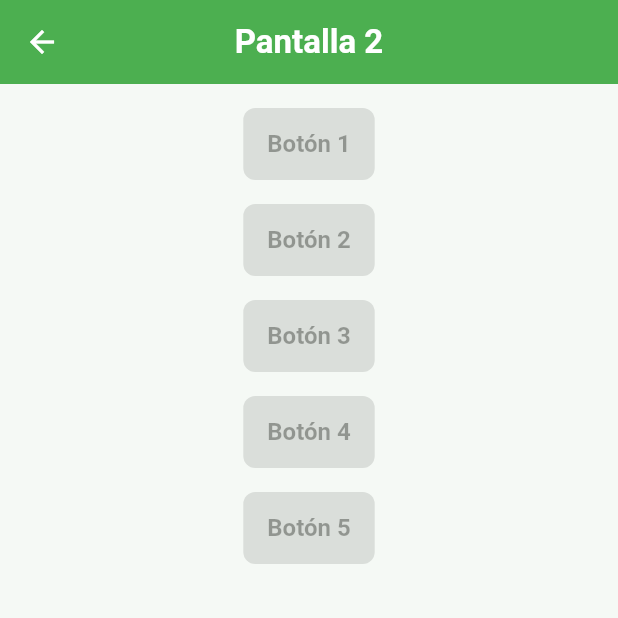
After one commit to Emiliianoo/martinez-ramon-flutter-optativa, a Flutter app: the screen it shows after launch, after a tap on "Pantalla 2", on a phone screen of 412 x 824 dp, the top half of it. The commit adds this screen. Run offline on Flutter 3.47's test engine with Material 3 defaults, Android fonts, the phone set to English and light mode, and no system bars.

Commit message:
Agrego pantalla 2 y navegación en la página principal

```diff
--- a/unidad-1/tarea2_u1/lib/main.dart
+++ b/unidad-1/tarea2_u1/lib/main.dart
@@ -1,6 +1,7 @@
 import 'package:flutter/material.dart';
 import 'package:tarea2_u1/app_theme.dart';
 import 'package:tarea2_u1/widgets/CalculatorPage.dart';
+import 'package:tarea2_u1/widgets/Pantalla2.dart';
 
 void main() {
   runApp(const MainApp());
@@ -11,6 +12,43 @@ class MainApp extends StatelessWidget {
 
   @override
   Widget build(BuildContext context) {
-    return MaterialApp(theme: AppTheme.themeData, home: const CalculatorPage());
+    return MaterialApp(
+      theme: AppTheme.themeData,
+      home: Scaffold(
+        appBar: AppBar(title: const Text("Tarea 2 U1")),
+        body: Center(
+          child: Builder(
+            builder: (context) => Column(
+              mainAxisSize: MainAxisSize.min,
+              children: [
+                ElevatedButton(
+                  onPressed: () {
+                    Navigator.push(
+                      context,
+                      MaterialPageRoute(
+                        builder: (context) => const CalculatorPage(),
+                      ),
+                    );
+                  },
+                  child: const Text("Calculadora"),
+                ),
+                const SizedBox(height: 16.0),
+                ElevatedButton(
+                  onPressed: () {
+                    Navigator.push(
+                      context,
+                      MaterialPageRoute(
+                        builder: (context) => const Pantalla2(),
+                      ),
+                    );
+                  },
+                  child: const Text("Pantalla 2"),
+                ),
+              ],
+            ),
+          ),
+        ),
+      ),
+    );
   }
 }
--- /dev/null
+++ b/unidad-1/tarea2_u1/lib/widgets/Pantalla2.dart
@@ -0,0 +1,29 @@
+import 'package:flutter/material.dart';
+import 'package:tarea2_u1/widgets/Pantalla2/CustomButton.dart';
+
+class Pantalla2 extends StatelessWidget {
+  const Pantalla2({super.key});
+
+  @override
+  Widget build(BuildContext context) {
+    return Scaffold(
+      appBar: AppBar(title: const Text("Pantalla 2")),
+      body: Center(
+        child: Column(
+          children: [
+            const SizedBox(height: 16.0),
+            const CustomButton(texto: "Botón 1", readOnly: true),
+            const SizedBox(height: 16.0),
+            const CustomButton(texto: "Botón 2", readOnly: true),
+            const SizedBox(height: 16.0),
+            const CustomButton(texto: "Botón 3", readOnly: true),
+            const SizedBox(height: 16.0),
+            const CustomButton(texto: "Botón 4", readOnly: true),
+            const SizedBox(height: 16.0),
+            const CustomButton(texto: "Botón 5", readOnly: true),
+          ],
+        ),
+      ),
+    );
+  }
+}
--- /dev/null
+++ b/unidad-1/tarea2_u1/lib/widgets/Pantalla2/CustomButton.dart
@@ -0,0 +1,22 @@
+import 'package:flutter/material.dart';
+
+class CustomButton extends StatelessWidget {
+  final String texto;
+  final bool readOnly;
+  final VoidCallback? onPressed;
+
+  const CustomButton({
+    super.key,
+    required this.texto,
+    required this.readOnly,
+    this.onPressed,
+  });
+
+  @override
+  Widget build(BuildContext context) {
+    return ElevatedButton(
+      onPressed: readOnly ? null : onPressed,
+      child: Text(texto),
+    );
+  }
+}
```
